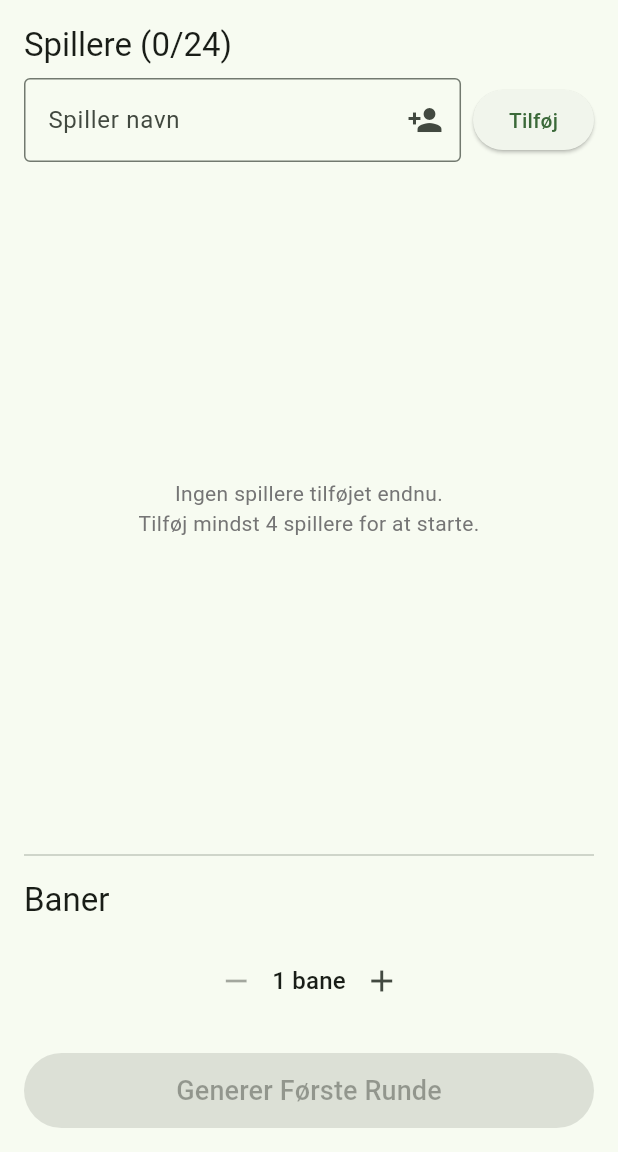
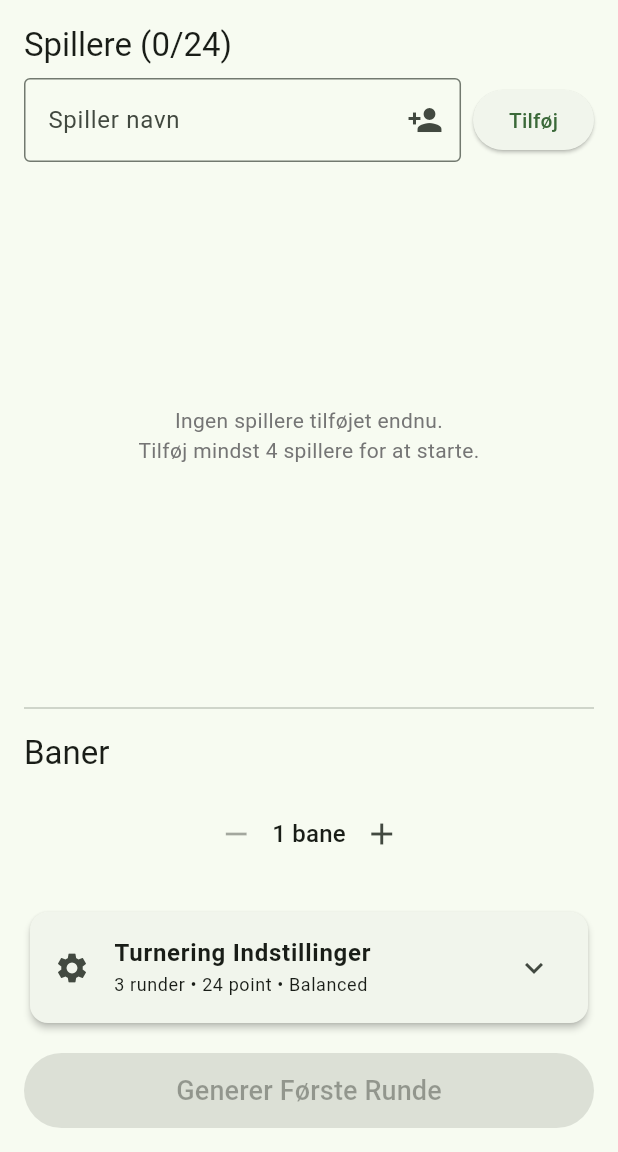
Before and after one commit to aerodk/ubiquitous-octo-disco, a Flutter app: the screen it shows after launch, on a phone screen of 412 x 824 dp, the part 84-1236 px from its top. Run offline on Flutter 3.47's test engine with Material 3 defaults, Android fonts, the phone set to English and light mode, and no system bars; our stand-ins replace shared_preferences.

Commit message:
Phase 2 & 3 complete: Add settings UI widget and integrate into SetupScreen
Co-authored-by: aerodk <13653986+aerodk@users.noreply.github.com>

```diff
--- a/lib/screens/setup_screen.dart
+++ b/lib/screens/setup_screen.dart
@@ -5,9 +5,11 @@ import 'package:flutter/material.dart';
 import '../models/player.dart';
 import '../models/court.dart';
 import '../models/tournament.dart';
+import '../models/tournament_settings.dart';
 import '../services/tournament_service.dart';
 import '../services/persistence_service.dart';
 import '../utils/constants.dart';
+import '../widgets/tournament_settings_widget.dart';
 import 'round_display_screen.dart';
 
 class SetupScreen extends StatefulWidget {
@@ -22,6 +24,7 @@ class _SetupScreenState extends State<SetupScreen> with SingleTickerProviderStat
   final FocusNode _playerNameFocusNode = FocusNode();
   final List<Player> _players = [];
   int _courtCount = 1;
+  TournamentSettings _tournamentSettings = const TournamentSettings();
   final TournamentService _tournamentService = TournamentService();
   final PersistenceService _persistenceService = PersistenceService();
   bool _isLoading = true;
@@ -218,6 +221,7 @@ class _SetupScreenState extends State<SetupScreen> with SingleTickerProviderStat
       players: _players,
       courts: courts,
       rounds: [firstRound],
+      settings: _tournamentSettings,
     );
 
     // Save tournament to persistence
@@ -387,6 +391,19 @@ class _SetupScreenState extends State<SetupScreen> with SingleTickerProviderStat
 
             const SizedBox(height: 16),
 
+            // Tournament Settings section
+            TournamentSettingsWidget(
+              initialSettings: _tournamentSettings,
+              onSettingsChanged: (settings) {
+                setState(() {
+                  _tournamentSettings = settings;
+                });
+              },
+              enabled: true,
+            ),
+
+            const SizedBox(height: 16),
+
             // Generate button
             SizedBox(
               width: double.infinity,
--- /dev/null
+++ b/lib/widgets/tournament_settings_widget.dart
@@ -0,0 +1,281 @@
+import 'package:flutter/material.dart';
+import '../models/tournament_settings.dart';
+
+/// A collapsible widget for configuring tournament settings
+/// Used in SetupScreen to allow customization before tournament starts
+class TournamentSettingsWidget extends StatefulWidget {
+  final TournamentSettings initialSettings;
+  final ValueChanged<TournamentSettings> onSettingsChanged;
+  final bool enabled;
+
+  const TournamentSettingsWidget({
+    super.key,
+    required this.initialSettings,
+    required this.onSettingsChanged,
+    this.enabled = true,
+  });
+
+  @override
+  State<TournamentSettingsWidget> createState() => _TournamentSettingsWidgetState();
+}
+
+class _TournamentSettingsWidgetState extends State<TournamentSettingsWidget> {
+  late TournamentSettings _currentSettings;
+
+  // Available point options (even numbers from 18 to 32)
+  static const List<int> _pointOptions = [18, 20, 22, 24, 26, 28, 30, 32];
+
+  @override
+  void initState() {
+    super.initState();
+    _currentSettings = widget.initialSettings;
+  }
+
+  void _updateSettings(TournamentSettings newSettings) {
+    setState(() {
+      _currentSettings = newSettings;
+    });
+    widget.onSettingsChanged(newSettings);
+  }
+
+  void _incrementRounds() {
+    if (_currentSettings.minRoundsBeforeFinal < 10) {
+      _updateSettings(_currentSettings.copyWith(
+        minRoundsBeforeFinal: _currentSettings.minRoundsBeforeFinal + 1,
+      ));
+    }
+  }
+
+  void _decrementRounds() {
+    if (_currentSettings.minRoundsBeforeFinal > 2) {
+      _updateSettings(_currentSettings.copyWith(
+        minRoundsBeforeFinal: _currentSettings.minRoundsBeforeFinal - 1,
+      ));
+    }
+  }
+
+  String _getStrategyTitle(PairingStrategy strategy) {
+    switch (strategy) {
+      case PairingStrategy.balanced:
+        return 'Balanced (1+3 vs 2+4)';
+      case PairingStrategy.topAlliance:
+        return 'Top Alliance (1+2 vs 3+4)';
+      case PairingStrategy.maxCompetition:
+        return 'Max Competition (1+4 vs 2+3)';
+    }
+  }
+
+  String _getStrategySubtitle(PairingStrategy strategy) {
+    switch (strategy) {
+      case PairingStrategy.balanced:
+        return 'Standard - mest afbalanceret';
+      case PairingStrategy.topAlliance:
+        return 'Top 2 spiller sammen';
+      case PairingStrategy.maxCompetition:
+        return 'Mest konkurrencedygtig';
+    }
+  }
+
+  @override
+  Widget build(BuildContext context) {
+    final theme = Theme.of(context);
+    final isCustomized = _currentSettings.isCustomized;
+
+    return Card(
+      elevation: 2,
+      child: ExpansionTile(
+        enabled: widget.enabled,
+        leading: Icon(
+          Icons.settings,
+          color: isCustomized ? theme.colorScheme.primary : null,
+        ),
+        title: Text(
+          'Turnering Indstillinger',
+          style: TextStyle(
+            fontWeight: FontWeight.bold,
+            color: isCustomized ? theme.colorScheme.primary : null,
+          ),
+        ),
+        subtitle: Text(
+          _currentSettings.summary,
+          style: theme.textTheme.bodySmall,
+        ),
+        children: [
+          Padding(
+            padding: const EdgeInsets.all(16.0),
+            child: Column(
+              crossAxisAlignment: CrossAxisAlignment.start,
+              children: [
+                // Minimum Rounds Setting
+                _buildMinimumRoundsSection(theme),
+
+                const Divider(height: 32),
+
+                // Points Per Match Setting
+                _buildPointsPerMatchSection(theme),
+
+                const Divider(height: 32),
+
+                // Pairing Strategy Setting
+                _buildPairingStrategySection(theme),
+              ],
+            ),
+          ),
+        ],
+      ),
+    );
+  }
+
+  Widget _buildMinimumRoundsSection(ThemeData theme) {
+    return Column(
+      crossAxisAlignment: CrossAxisAlignment.start,
+      children: [
+        Text(
+          'Minimum Runder Før Sidste Runde',
+          style: theme.textTheme.titleMedium?.copyWith(
+            fontWeight: FontWeight.bold,
+          ),
+        ),
+        const SizedBox(height: 4),
+        Text(
+          'Antal runder der skal spilles før sidste runde kan startes. Standard er 3 runder.',
+          style: theme.textTheme.bodySmall?.copyWith(
+            color: Colors.grey[600],
+          ),
+        ),
+        const SizedBox(height: 12),
+        Row(
+          mainAxisAlignment: MainAxisAlignment.center,
+          children: [
+            IconButton(
+              icon: const Icon(Icons.remove_circle_outline),
+              onPressed: widget.enabled && _currentSettings.minRoundsBeforeFinal > 2
+                  ? _decrementRounds
+                  : null,
+              tooltip: 'Reducer minimum runder',
+            ),
+            Container(
+              width: 60,
+              padding: const EdgeInsets.symmetric(vertical: 8, horizontal: 16),
+              decoration: BoxDecoration(
+                border: Border.all(color: theme.colorScheme.primary),
+                borderRadius: BorderRadius.circular(8),
+              ),
+              child: Text(
+                '${_currentSettings.minRoundsBeforeFinal}',
+                textAlign: TextAlign.center,
+                style: theme.textTheme.headlineSmall?.copyWith(
+                  fontWeight: FontWeight.bold,
+                  color: theme.colorScheme.primary,
+                ),
+              ),
+            ),
+            IconButton(
+              icon: const Icon(Icons.add_circle_outline),
+              onPressed: widget.enabled && _currentSettings.minRoundsBeforeFinal < 10
+                  ? _incrementRounds
+                  : null,
+              tooltip: 'Øg minimum runder',
+            ),
+          ],
+        ),
+        const SizedBox(height: 8),
+        Center(
+          child: Text(
+            'Range: 2-10 runder',
+            style: theme.textTheme.bodySmall?.copyWith(
+              color: Colors.grey[500],
+              fontStyle: FontStyle.italic,
+            ),
+          ),
+        ),
+      ],
+    );
+  }
+
+  Widget _buildPointsPerMatchSection(ThemeData theme) {
+    return Column(
+      crossAxisAlignment: CrossAxisAlignment.start,
+      children: [
+        Text(
+          'Point Per Kamp',
+          style: theme.textTheme.titleMedium?.copyWith(
+            fontWeight: FontWeight.bold,
+          ),
+        ),
+        const SizedBox(height: 4),
+        Text(
+          'Hvor mange point der spilles til i hver kamp. Standard er 24.',
+          style: theme.textTheme.bodySmall?.copyWith(
+            color: Colors.grey[600],
+          ),
+        ),
+        const SizedBox(height: 12),
+        DropdownButtonFormField<int>(
+          value: _currentSettings.pointsPerMatch,
+          decoration: InputDecoration(
+            border: const OutlineInputBorder(),
+            contentPadding: const EdgeInsets.symmetric(horizontal: 16, vertical: 8),
+            suffixIcon: const Icon(Icons.sports_score),
+            enabled: widget.enabled,
+          ),
+          items: _pointOptions.map((points) {
+            return DropdownMenuItem(
+              value: points,
+              child: Text('$points point'),
+            );
+          }).toList(),
+          onChanged: widget.enabled
+              ? (value) {
+                  if (value != null) {
+                    _updateSettings(_currentSettings.copyWith(
+                      pointsPerMatch: value,
+                    ));
+                  }
+                }
+              : null,
+        ),
+      ],
+    );
+  }
+
+  Widget _buildPairingStrategySection(ThemeData theme) {
+    return Column(
+      crossAxisAlignment: CrossAxisAlignment.start,
+      children: [
+        Text(
+          'Sidste Runde Pairing',
+          style: theme.textTheme.titleMedium?.copyWith(
+            fontWeight: FontWeight.bold,
+          ),
+        ),
+        const SizedBox(height: 4),
+        Text(
+          'Vælg hvordan spillere parres i sidste runde.',
+          style: theme.textTheme.bodySmall?.copyWith(
+            color: Colors.grey[600],
+          ),
+        ),
+        const SizedBox(height: 12),
+        ...PairingStrategy.values.map((strategy) {
+          return RadioListTile<PairingStrategy>(
+            title: Text(_getStrategyTitle(strategy)),
+            subtitle: Text(_getStrategySubtitle(strategy)),
+            value: strategy,
+            groupValue: _currentSettings.finalRoundStrategy,
+            onChanged: widget.enabled
+                ? (value) {
+                    if (value != null) {
+                      _updateSettings(_currentSettings.copyWith(
+                        finalRoundStrategy: value,
+                      ));
+                    }
+                  }
+                : null,
+            contentPadding: EdgeInsets.zero,
+          );
+        }),
+      ],
+    );
+  }
+}
```
